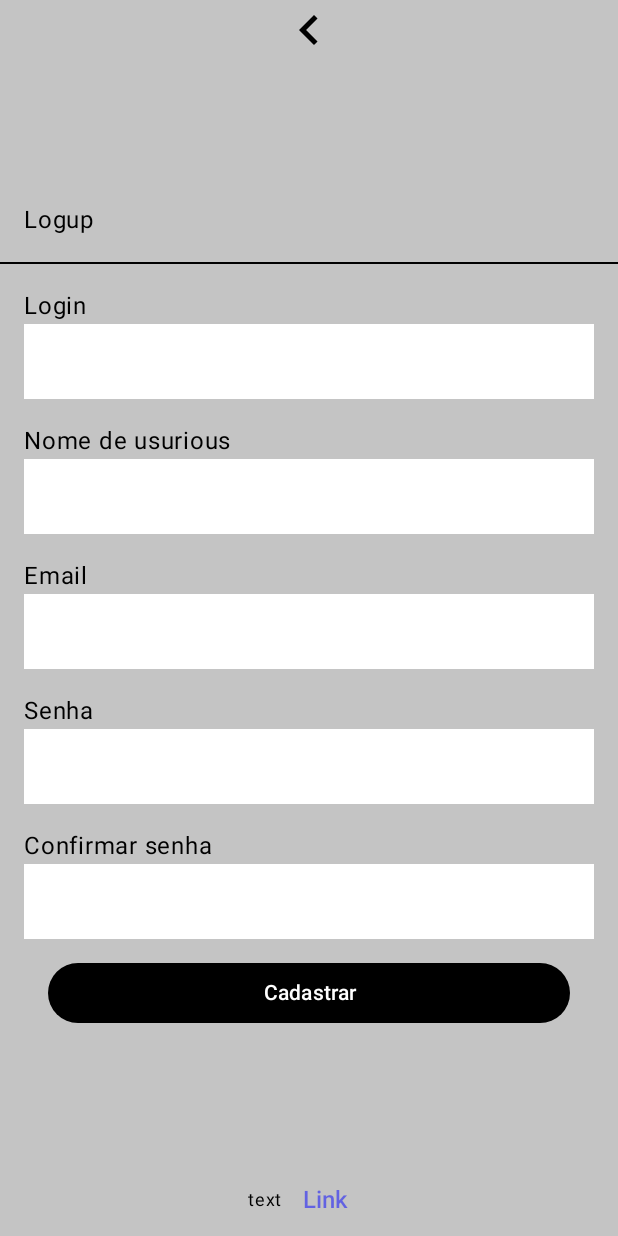
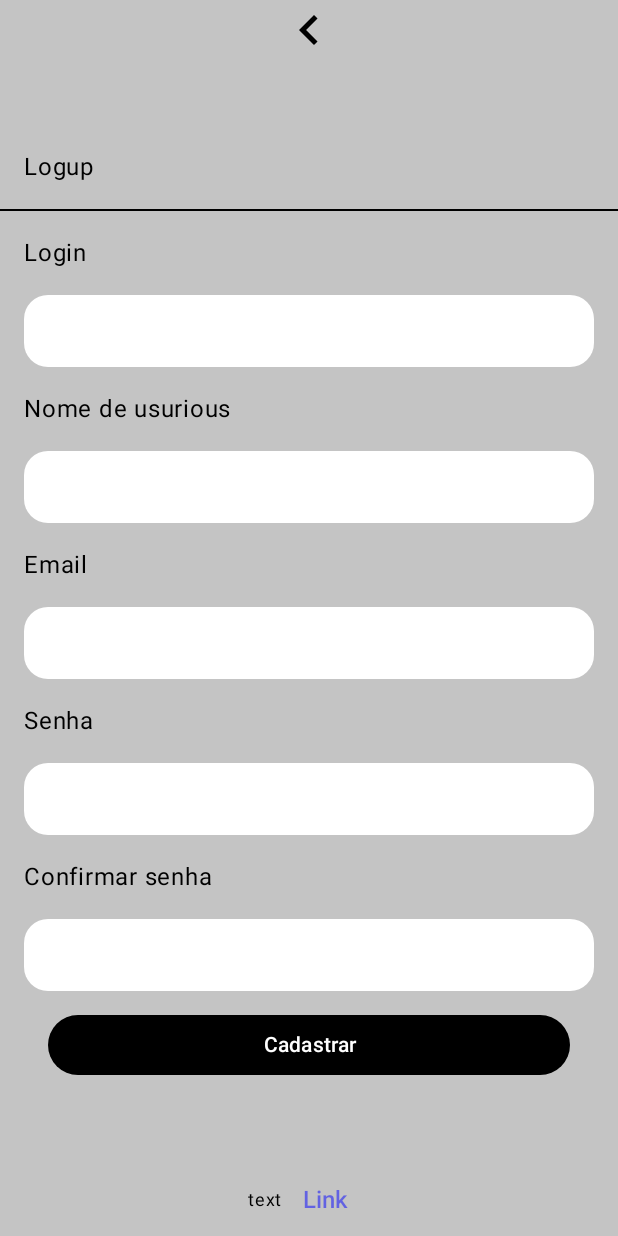
Before and after one commit to francivaldo4334/ConfchatMobile, an Android app built with Jetpack Compose: the screen it shows after launch (AuthenticationActivity), after a tap on "Link", on a phone screen of 412 x 824 dp. Run offline under Robolectric (Android 15) with nearby library versions, the phone set to English and light mode, and no system bars; our stand-ins replace Dagger/Hilt's generated code; network calls fail.

Commit message:
feat: layout corrections

```diff
--- a/app/src/main/java/br/com/confchat/mobile/domain/AuthDomainRepository.kt
+++ b/app/src/main/java/br/com/confchat/mobile/domain/AuthDomainRepository.kt
@@ -96,6 +96,12 @@ class AuthDomainRepository constructor(
         return false
     }
 
+    override fun logout() {
+        sharedEdit.remove(MyConstants.TOKEN_UPDATE_DATA)
+        sharedEdit.remove(MyConstants.TOKEN_LOGIN_DATA)
+        sharedEdit.apply()
+    }
+
     private fun checkTokenValid():Boolean{
         var result = user.getMe()
         when(result.status){
--- a/app/src/main/java/br/com/confchat/mobile/domain/IAuthDomainRepository.kt
+++ b/app/src/main/java/br/com/confchat/mobile/domain/IAuthDomainRepository.kt
@@ -9,4 +9,5 @@ interface IAuthDomainRepository {
     abstract fun CheckLogin(): Boolean
     abstract fun updateToken(tokenUpdate:String):Boolean
     fun checkVerificationCode(code:String): Boolean
+    fun logout()
 }
--- a/app/src/main/java/br/com/confchat/mobile/veiwmodel/AuthViewModel.kt
+++ b/app/src/main/java/br/com/confchat/mobile/veiwmodel/AuthViewModel.kt
@@ -50,4 +50,8 @@ class AuthViewModel @Inject constructor(private val auth:IAuthDomainRepository):
         }
     }
 
+    fun logout() {
+        auth.logout()
+    }
+
 }
--- a/app/src/main/java/br/com/confchat/mobile/view/HomeActivity.kt
+++ b/app/src/main/java/br/com/confchat/mobile/view/HomeActivity.kt
@@ -17,6 +17,7 @@ import androidx.compose.runtime.remember
 import androidx.compose.runtime.setValue
 import androidx.compose.ui.Modifier
 import androidx.hilt.navigation.compose.hiltViewModel
+import br.com.confchat.mobile.veiwmodel.AuthViewModel
 import br.com.confchat.mobile.veiwmodel.UserViewModel
 import br.com.confchat.mobile.veiwmodel.model.ContactViewModel
 import br.com.confchat.mobile.veiwmodel.model.Device
@@ -31,11 +32,12 @@ class HomeActivity : ComponentActivity() {
         super.onCreate(savedInstanceState)
         setContent {
             val viewModel : UserViewModel = hiltViewModel()
+            val viewModelAuth : AuthViewModel = hiltViewModel()
             val listContact : List<ContactViewModel> by viewModel.listContact.collectAsState()
             viewModel.loadData()
             ConfchatTheme {
                 Surface(modifier = Modifier.fillMaxSize(), color = MaterialTheme.colorScheme.background) {
-                    ScreenChat(lsContacts = listContact)
+                    ScreenChat(lsContacts = listContact,viewModelAuth)
                 }
             }
         }
--- a/app/src/main/java/br/com/confchat/mobile/view/componets/ComponentImageProfile.kt
+++ b/app/src/main/java/br/com/confchat/mobile/view/componets/ComponentImageProfile.kt
@@ -1,15 +1,17 @@
 package br.com.confchat.mobile.view.componets
 
 import androidx.compose.foundation.layout.size
+import androidx.compose.foundation.shape.CircleShape
 import androidx.compose.runtime.Composable
 import androidx.compose.ui.Modifier
+import androidx.compose.ui.draw.clip
 import androidx.compose.ui.tooling.preview.Preview
 import androidx.compose.ui.unit.dp
 
 @Composable
 fun ComponentImageProfile() {
     ComponentImage("Url profile",
-        modifier = Modifier.size(24.dp))
+        modifier = Modifier.size(32.dp).clip(CircleShape))
 }
 
 @Preview
--- a/app/src/main/java/br/com/confchat/mobile/view/componets/ComponentTextField.kt
+++ b/app/src/main/java/br/com/confchat/mobile/view/componets/ComponentTextField.kt
@@ -2,20 +2,26 @@ package br.com.confchat.mobile.view.Components
 
 import androidx.compose.foundation.background
 import androidx.compose.foundation.layout.Column
+import androidx.compose.foundation.layout.Spacer
+import androidx.compose.foundation.layout.fillMaxSize
 import androidx.compose.foundation.layout.fillMaxWidth
 import androidx.compose.foundation.layout.height
 import androidx.compose.foundation.layout.padding
+import androidx.compose.foundation.shape.RoundedCornerShape
 import androidx.compose.foundation.text.BasicTextField
 import androidx.compose.foundation.text.KeyboardOptions
 import androidx.compose.material3.MaterialTheme
 import androidx.compose.material3.Text
 import androidx.compose.runtime.Composable
 import androidx.compose.ui.Modifier
+import androidx.compose.ui.draw.clip
 import androidx.compose.ui.res.stringResource
 import androidx.compose.ui.text.input.KeyboardType
+import androidx.compose.ui.text.input.VisualTransformation
 import androidx.compose.ui.tooling.preview.Preview
 import androidx.compose.ui.unit.dp
 import br.com.confchat.mobile.R
+import br.com.confchat.mobile.view.componets.transformations.DateTransformation
 import br.com.confchat.mobile.view.enums.TextFieldType
 
 @Composable
@@ -45,124 +51,102 @@ fun ComponentTextField1(value:String,type:TextFieldType = TextFieldType.None,mod
     }
 }
 @Composable
-private fun None(value:String,onChange:(String)->Unit,modifier: Modifier = Modifier) {
+private fun None(
+    value:String,
+    onChange:(String)->Unit,
+    modifier: Modifier = Modifier,
+    visualTransformation: VisualTransformation = VisualTransformation.None,
+    keyboardType: KeyboardType = KeyboardType.Text
+) {
     BasicTextField(
         value = value,
         onValueChange = onChange,
+        maxLines = 1,
         modifier = modifier
             .padding(horizontal = 16.dp)
+            .clip(RoundedCornerShape(16.dp))
             .background(MaterialTheme.colorScheme.surface)
-            .padding(horizontal = 16.dp)
-            .height(50.dp)
+            .padding(16.dp),
+        visualTransformation = visualTransformation,
+        keyboardOptions = KeyboardOptions.Default.copy(keyboardType = keyboardType)
     )
 }
 @Composable
-private fun Email(value:String,onChange:(String)->Unit) {
-    Column {
+private fun TextFieldWithLable(
+    label:String,value:String,
+    onChange:(String)->Unit,
+    modifier: Modifier = Modifier,
+    visualTransformation: VisualTransformation = VisualTransformation.None,
+    keyboardType: KeyboardType = KeyboardType.Text
+){
+    Column() {
         Text(
-            text = stringResource(R.string.email),
+            text = label,
             modifier = Modifier.padding(start = 16.dp)
         )
-        BasicTextField(
+        Spacer(modifier = Modifier.height(16.dp))
+        None(
             value = value,
-            onValueChange = onChange,
-            modifier = Modifier
-                .fillMaxWidth()
-                .padding(horizontal = 16.dp)
-                .background(MaterialTheme.colorScheme.surface)
-                .padding(horizontal = 16.dp)
-                .height(50.dp)
+            onChange = onChange,
+            visualTransformation = visualTransformation,
+            keyboardType = keyboardType,
+            modifier = modifier.fillMaxWidth()
         )
     }
 }
 @Composable
+private fun Email(value:String,onChange:(String)->Unit) {
+    TextFieldWithLable(
+        stringResource(R.string.email),
+        value,
+        onChange,
+        keyboardType = KeyboardType.Email
+    )
+}
+@Composable
 private fun Login(value:String,onChange:(String)->Unit) {
-    Column {
-        Text(
-            text = stringResource(id = R.string.login),
-            modifier = Modifier.padding(start = 16.dp)
-        )
-        BasicTextField(
-            value = value,
-            onValueChange = onChange,
-            modifier = Modifier
-                .fillMaxWidth()
-                .padding(horizontal = 16.dp)
-                .background(MaterialTheme.colorScheme.surface)
-                .padding(horizontal = 16.dp)
-                .height(50.dp)
-        )
-    }
+    TextFieldWithLable(
+        stringResource(id = R.string.login),
+        value,
+        onChange
+    )
 }
 @Composable
 private fun UserName(value:String,onChange:(String)->Unit) {
-    Column {
-        Text(
-            text = stringResource(R.string.nome_de_usurious),
-            modifier = Modifier.padding(start = 16.dp)
-        )
-        BasicTextField(
-            value = value,
-            onValueChange = onChange,
-            modifier = Modifier
-                .fillMaxWidth()
-                .padding(horizontal = 16.dp)
-                .background(MaterialTheme.colorScheme.surface)
-                .padding(horizontal = 16.dp)
-                .height(50.dp)
-        )
-    }
+    TextFieldWithLable(
+        stringResource(R.string.nome_de_usurious),
+        value,
+        onChange
+    )
 }
 @Composable
 private fun Password(value:String,onChange:(String)->Unit) {
-    Column {
-        Text(
-            text = stringResource(R.string.senha),
-            modifier = Modifier.padding(start = 16.dp)
-        )
-        BasicTextField(
-            value = value,
-            onValueChange = onChange,
-            modifier = Modifier
-                .fillMaxWidth()
-                .padding(horizontal = 16.dp)
-                .background(MaterialTheme.colorScheme.surface)
-                .padding(horizontal = 16.dp)
-                .height(50.dp)
-        )
-    }
+    TextFieldWithLable(
+        stringResource(R.string.senha),
+        value,
+        onChange,
+        keyboardType = KeyboardType.Password
+    )
 }
 @Composable
 private fun ConfirmPassword(value:String,onChange:(String)->Unit) {
-    Column {
-        Text(
-            text = stringResource(R.string.confirmar_senha),
-            modifier = Modifier.padding(start = 16.dp)
-        )
-        BasicTextField(
-            value = value,
-            onValueChange = onChange,
-            modifier = Modifier
-                .fillMaxWidth()
-                .padding(horizontal = 16.dp)
-                .background(MaterialTheme.colorScheme.surface)
-                .padding(horizontal = 16.dp)
-                .height(50.dp)
-        )
-    }
+    TextFieldWithLable(
+        stringResource(R.string.confirmar_senha),
+        value,
+        onChange,
+        keyboardType = KeyboardType.Password
+    )
 }
 @Composable
 private fun Date(value:String,onChange:(String)->Unit) {
-    BasicTextField(
+    None(
         value = value,
-        onValueChange = onChange,
-        modifier = Modifier
-            .fillMaxWidth()
-            .padding(horizontal = 16.dp)
-            .background(MaterialTheme.colorScheme.surface)
-            .padding(horizontal = 16.dp)
-            .height(50.dp),
-        keyboardOptions = KeyboardOptions.Default.copy(keyboardType = KeyboardType.Text)
+        onChange = {
+            if(it.length<=8)
+                onChange(it)
+        },
+        keyboardType = KeyboardType.Number,
+        visualTransformation = DateTransformation()
     )
 }
 @Preview
--- a/app/src/main/java/br/com/confchat/mobile/view/screens/ScreenBirthDay.kt
+++ b/app/src/main/java/br/com/confchat/mobile/view/screens/ScreenBirthDay.kt
@@ -32,7 +32,7 @@ import br.com.confchat.mobile.view.enums.TextFieldType
 @Composable
 fun ScreenBirthDay(navController: NavController, viewModel: AuthViewModel = hiltViewModel()) {
     var birthDay by remember{
-        mutableStateOf("yyyy-dd-mm")
+        mutableStateOf("")
     }
     val context = LocalContext.current as AuthenticationActivity
     LazyColumn(
```
Also changed, not shown: app/src/main/java/br/com/confchat/mobile/view/componets/transformations/DateTransformation.kt (added, +34 -0 lines), app/src/main/java/br/com/confchat/mobile/view/screens/ScreenChat.kt (+39 -6 lines).
